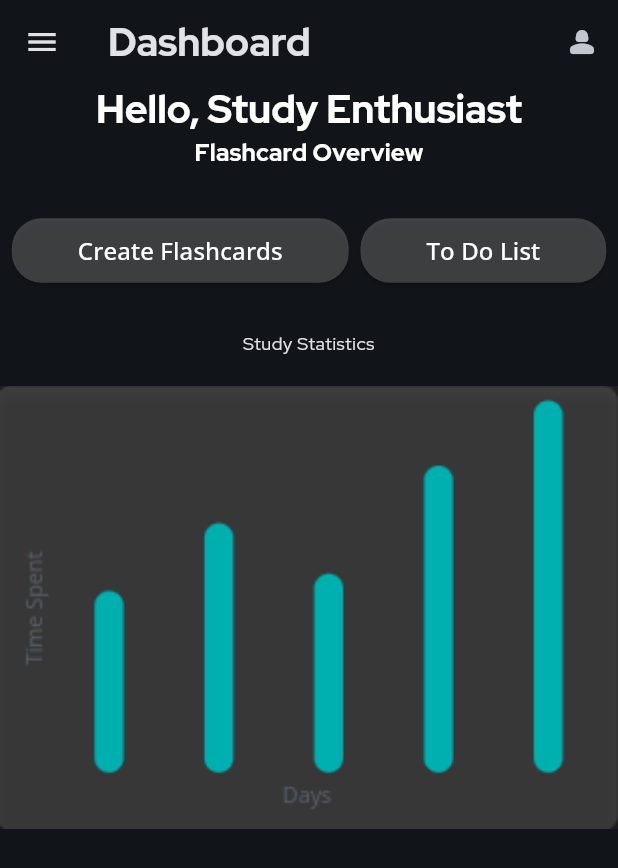
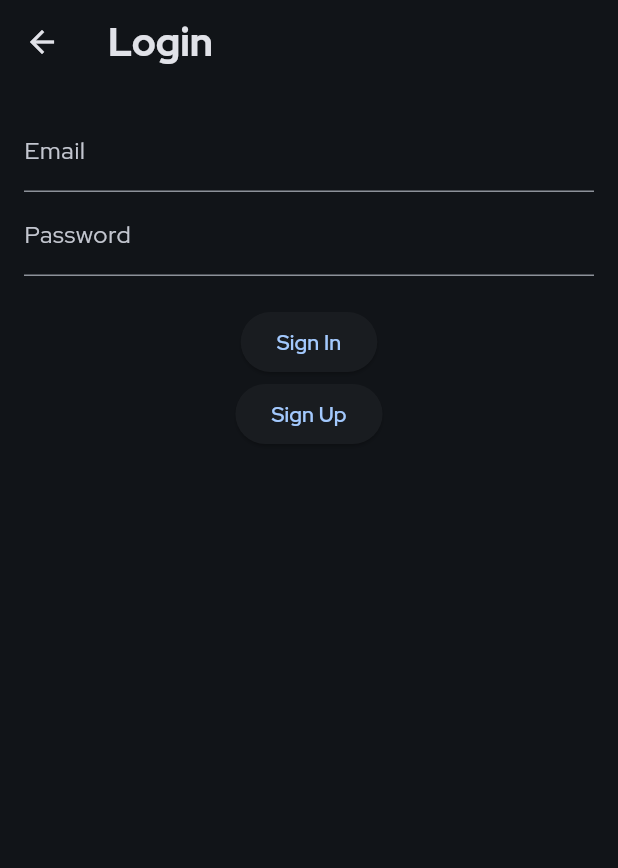
Before and after one commit to cryleafing/speechverse_v21, a Flutter app: the screen it shows after launch, after a tap on "Start Now", on a phone screen of 412 x 824 dp. Shown: the top 868 px of the screen. Run offline on Flutter 3.47's test engine with Material 3 defaults, Android fonts, the phone set to English and light mode, and no system bars; our stand-ins replace firebase_auth, firebase_core, sqflite; accounts and stored records are empty.

Commit message:
firebase integration, view flashcards in deck update

```diff
--- /dev/null
+++ b/lib/firebase/auth_wrapper.dart
@@ -0,0 +1,33 @@
+// auth_wrapper.dart
+import 'package:flutter/material.dart';
+import 'package:firebase_auth/firebase_auth.dart';
+import 'package:speechverse_v2/screens/login.dart';
+import 'package:speechverse_v2/screens/dashboard.dart';
+
+// listens to authentication state changes and directs to login or home screen
+// based on auth status...
+
+class AuthWrapper extends StatelessWidget {
+  const AuthWrapper({super.key});
+
+  @override
+  Widget build(BuildContext context) {
+    return StreamBuilder<User?>(
+      stream: FirebaseAuth.instance.authStateChanges(),
+      builder: (context, snapshot) {
+        if (snapshot.connectionState == ConnectionState.active) {
+          User? user = snapshot.data;
+          if (user == null) {
+            return LoginScreen();
+          }
+          return Dashboard();
+        }
+        return const Scaffold(
+          body: Center(
+            child: CircularProgressIndicator(),
+          ),
+        );
+      },
+    );
+  }
+}
--- a/lib/main.dart
+++ b/lib/main.dart
@@ -1,14 +1,22 @@
 import 'package:flutter/material.dart';
 import 'package:speechverse_v2/screens/decks.dart';
+import 'package:speechverse_v2/screens/flashcard_detail.dart';
+import 'package:speechverse_v2/screens/login.dart';
 import 'package:speechverse_v2/screens/to_do_list.dart';
 import 'screens/createflashcard.dart';
 import 'screens/dashboard.dart';
 import 'screens/home_page.dart';
 import 'app_theme.dart';
 import 'screens/profile.dart';
-import 'package:shared_preferences/shared_preferences.dart';
+import 'package:firebase_core/firebase_core.dart';
+import 'firebase_options.dart';
+import 'firebase/auth_wrapper.dart';
 
 void main() async {
+  WidgetsFlutterBinding.ensureInitialized();
+  await Firebase.initializeApp(
+    options: DefaultFirebaseOptions.currentPlatform,
+  );
   runApp(MyApp());
 }
 // root widget
@@ -19,15 +27,20 @@ class MyApp extends StatelessWidget {
     return MaterialApp(
         title: 'SpeechVerse',
         theme: AppTheme.darkTheme,
+        home: const AuthWrapper(),
         debugShowCheckedModeBanner: false,
         initialRoute: '/getstarted', // Specify the initial route
         routes: {
           '/getstarted': (context) => MyHomePage(), // Home page
-          '/dashboard': (context) => Dashboard(),
-          '/todolist': (context) => TodoList(),
+          '/login': (context) => LoginScreen(),
+          '/dashboard': (context) => const Dashboard(),
+          '/todolist': (context) => const TodoList(),
           '/profile': (context) => Profile(),
-          '/createflashcard': (context) => CreateFlashcard(),
+          '/createflashcard': (context) => const CreateFlashcard(),
           '/decks': (context) => DecksPage(),
+          'flashcard_overview': (context) => FlashcardsPage(
+                deck: Deck(id: 0, deckName: 'My Deck'),
+              ),
           // Start page
           // Add more routes later as the pages increase
         });
--- a/lib/screens/home_page.dart
+++ b/lib/screens/home_page.dart
@@ -1,5 +1,5 @@
 import 'package:flutter/material.dart';
-import 'package:speechverse_v2/screens/dashboard.dart';
+import 'package:speechverse_v2/screens/login.dart';
 
 class MyHomePage extends StatelessWidget {
   @override
@@ -42,7 +42,7 @@ class MyHomePage extends StatelessWidget {
             ElevatedButton(
               onPressed: () {
                 Navigator.push(context,
-                    MaterialPageRoute(builder: (context) => Dashboard()));
+                    MaterialPageRoute(builder: (context) => LoginScreen()));
               },
               style: ElevatedButton.styleFrom(
                 backgroundColor: Theme.of(context)
--- /dev/null
+++ b/lib/screens/login.dart
@@ -0,0 +1,122 @@
+import 'package:flutter/material.dart';
+import 'package:firebase_auth/firebase_auth.dart';
+import 'package:speechverse_v2/screens/dashboard.dart';
+import '/firebase/auth_wrapper.dart';
+
+class LoginScreen extends StatefulWidget {
+  @override
+  _LoginScreenState createState() => _LoginScreenState();
+}
+
+class _LoginScreenState extends State<LoginScreen> {
+  final _emailController = TextEditingController();
+  final _passwordController = TextEditingController();
+  String _errorMessage = ''; // Add an error message field
+
+  // A method to update the error message
+  void _updateErrorMessage(String message) {
+    setState(() {
+      _errorMessage = message;
+    });
+  }
+
+  // Enhanced sign-in method with error handling
+  Future<void> _signIn() async {
+    try {
+      final User? user =
+          (await FirebaseAuth.instance.signInWithEmailAndPassword(
+        email: _emailController.text.trim(),
+        password: _passwordController.text,
+      ))
+              .user;
+      if (user != null) {
+        Navigator.pushReplacement(
+            context,
+            MaterialPageRoute(
+                builder: (context) =>
+                    Dashboard())); // Ensure you have a HomeScreen to navigate to
+      }
+    } on FirebaseAuthException catch (e) {
+      // Catch FirebaseAuth specific errors
+      if (e.code == 'user-not-found') {
+        _updateErrorMessage('No user found for that email.');
+      } else if (e.code == 'wrong-password') {
+        _updateErrorMessage('Wrong password provided for that user.');
+      } else {
+        _updateErrorMessage('An error occurred. Please try again later.');
+      }
+    } catch (e) {
+      // Catch any other errors
+      _updateErrorMessage('An error occurred. Please try again later.');
+    }
+  }
+
+  // Enhanced sign-up method with error handling
+  Future<void> _signUp() async {
+    try {
+      final User? user =
+          (await FirebaseAuth.instance.createUserWithEmailAndPassword(
+        email: _emailController.text.trim(),
+        password: _passwordController.text,
+      ))
+              .user;
+      if (user != null) {
+        Navigator.pushReplacement(
+            context, MaterialPageRoute(builder: (context) => Dashboard()));
+      }
+    } on FirebaseAuthException catch (e) {
+      // Handle FirebaseAuth specific errors
+      if (e.code == 'weak-password') {
+        _updateErrorMessage('The password provided is too weak.');
+      } else if (e.code == 'email-already-in-use') {
+        _updateErrorMessage('The account already exists for that email.');
+      } else {
+        _updateErrorMessage('An error occurred. Please try again later.');
+      }
+    } catch (e) {
+      // Handle any other errors
+      _updateErrorMessage('An error occurred. Please try again later.');
+    }
+  }
+
+  @override
+  Widget build(BuildContext context) {
+    return Scaffold(
+      appBar: AppBar(
+        title: Text('Login'),
+      ),
+      body: Padding(
+        padding: EdgeInsets.all(16.0),
+        child: Column(
+          mainAxisSize: MainAxisSize.min,
+          children: <Widget>[
+            TextField(
+              controller: _emailController,
+              decoration: InputDecoration(labelText: 'Email'),
+            ),
+            TextField(
+              controller: _passwordController,
+              decoration: InputDecoration(labelText: 'Password'),
+              obscureText: true,
+            ),
+            SizedBox(height: 20),
+            if (_errorMessage
+                .isNotEmpty) // Display the error message if it exists
+              Text(
+                _errorMessage,
+                style: TextStyle(color: Colors.red, fontSize: 14),
+              ),
+            ElevatedButton(
+              onPressed: _signIn,
+              child: Text('Sign In'),
+            ),
+            ElevatedButton(
+              onPressed: _signUp,
+              child: Text('Sign Up'),
+            ),
+          ],
+        ),
+      ),
+    );
+  }
+}
--- a/pubspec.yaml
+++ b/pubspec.yaml
@@ -40,6 +40,8 @@ dependencies:
   sqflite: ^2.3.2
   path: ^1.8.3
   path_provider: ^2.1.2
+  firebase_core: ^2.24.2
+  firebase_auth: ^4.16.0
 
 dev_dependencies:
   flutter_test:
```
Also changed, not shown: lib/screens/decks.dart (+5 -2 lines), lib/screens/flashcard_detail.dart (added, +46 -0 lines), lib/screens/profile.dart (+16 -15 lines), lib/sqlite/flashcard_db_helper.dart (+51 -0 lines), assets/images/profile_placeholder.jpg, lib/firebase_options.dart (added), pubspec.lock, 11 other files.
